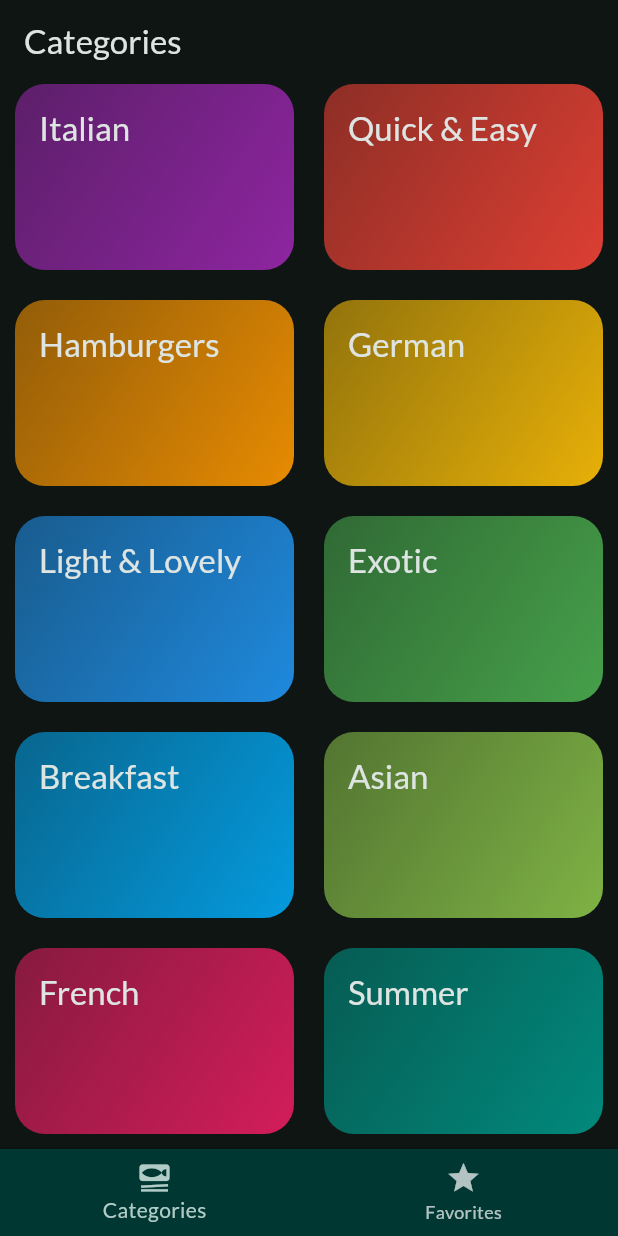
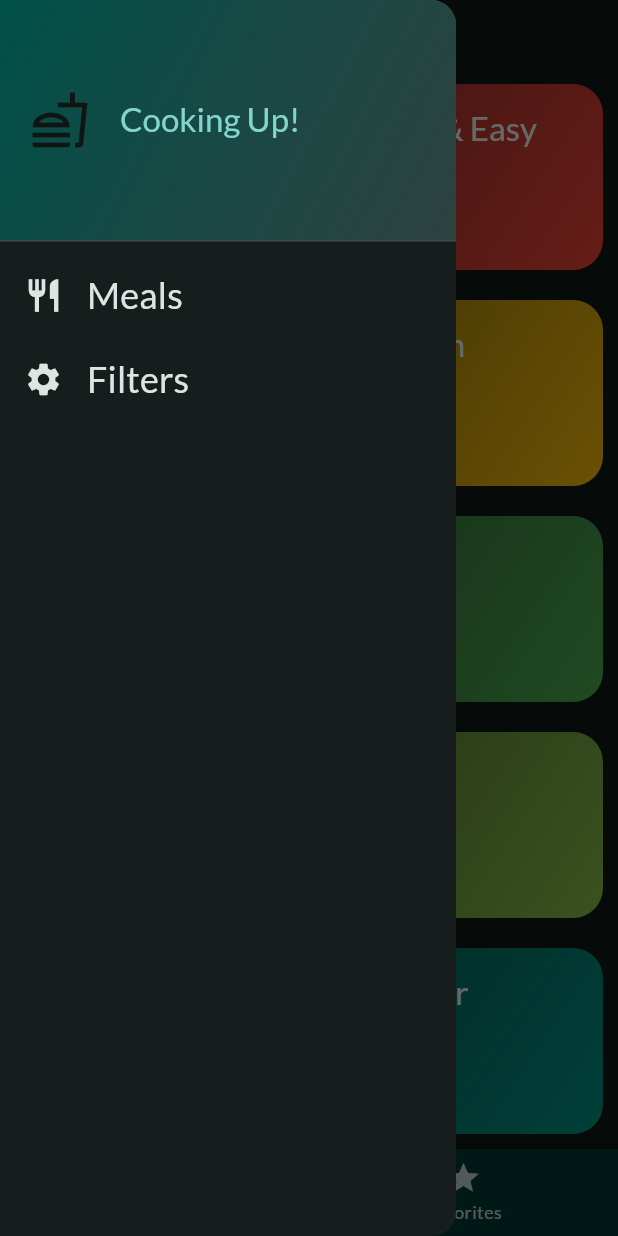
Before and after one commit to Shashank01-26/Meals-app, a Flutter app: the screen it shows after launch, with the side drawer open (before the commit the screen has no drawer), on a phone screen of 412 x 824 dp. Run offline on Flutter 3.47's test engine with Material 2 defaults, Android fonts, the phone set to English and light mode, and no system bars; our stand-ins replace google_fonts, transparent_image.

Commit message:
added drawer with navigation for filters

```diff
--- /dev/null
+++ b/lib/widgets/main_drawer.dart
@@ -0,0 +1,69 @@
+import 'package:flutter/material.dart';
+
+class MainDrawer extends StatelessWidget {
+  MainDrawer({super.key, required this.onSelectScreen});
+
+  final void Function(String identifier) onSelectScreen;
+
+  @override
+  Widget build(BuildContext context) {
+    return Drawer(
+      child: Column(
+        children: [
+          DrawerHeader(
+            padding: const EdgeInsets.all(20),
+            decoration: BoxDecoration(
+              gradient: LinearGradient(
+                colors: [
+                  Theme.of(context).colorScheme.primaryContainer,
+                  Theme.of(context)
+                      .colorScheme
+                      .secondaryContainer
+                      .withOpacity(0.8),
+                ],
+                begin: Alignment.topLeft,
+                end: Alignment.bottomRight,
+              ),
+            ),
+            child: Row(
+              children: [
+                Icon(Icons.fastfood_outlined,
+                    size: 40, color: Theme.of(context).primaryColor),
+                const SizedBox(width: 20),
+                Text("Cooking Up!",
+                    style: Theme.of(context).textTheme.titleLarge!.copyWith(
+                        color: Theme.of(context).colorScheme.primary)),
+              ],
+            ),
+          ),
+          ListTile(
+              leading: Icon(Icons.restaurant,
+                  size: 26, color: Theme.of(context).colorScheme.onBackground),
+              title: Text(
+                "Meals",
+                style: Theme.of(context).textTheme.titleSmall!.copyWith(
+                      color: Theme.of(context).colorScheme.onBackground,
+                      fontSize: 24,
+                    ),
+              ),
+              onTap: () {
+                onSelectScreen('meals');
+              }),
+          ListTile(
+              leading: Icon(Icons.settings,
+                  size: 26, color: Theme.of(context).colorScheme.onBackground),
+              title: Text(
+                "Filters",
+                style: Theme.of(context).textTheme.titleSmall!.copyWith(
+                      color: Theme.of(context).colorScheme.onBackground,
+                      fontSize: 24,
+                    ),
+              ),
+              onTap: () {
+                onSelectScreen('meals');
+              }),
+        ],
+      ),
+    );
+  }
+}
```
Also changed, not shown: lib/screens/filters.dart (added, +51 -0 lines), lib/screens/tabs.dart (+42 -6 lines).
